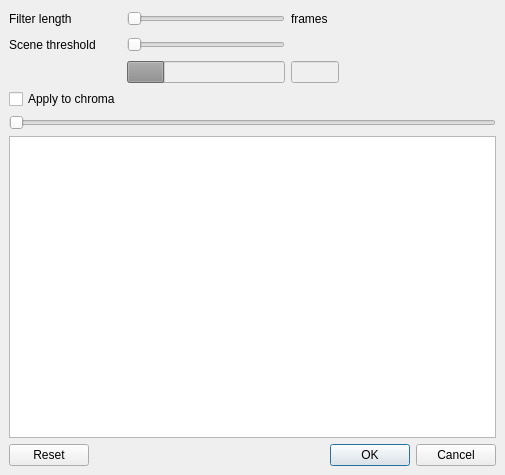
Above: avidemux_plugins/ADM_videoFilters6/lumaStab/qt4/lumaStab.ui from mean00/avidemux2 before the change. Below: the same form after it.
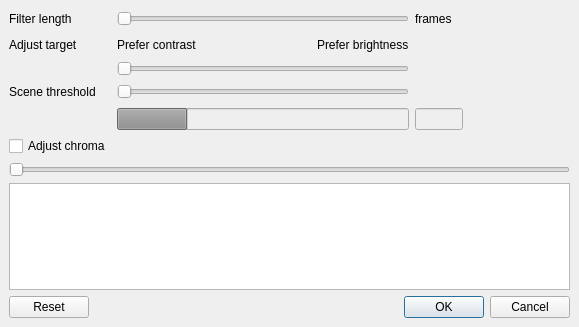
That is the form after the change. Custom widgets are drawn as their Qt base class.

Commit message: [lumaStab] Increased max filter length, select what adjust more: brightness or contrast

What changed in the file:
```diff
--- a/avidemux_plugins/ADM_videoFilters6/lumaStab/qt4/lumaStab.ui
+++ b/avidemux_plugins/ADM_videoFilters6/lumaStab/qt4/lumaStab.ui
@@ -6,8 +6,8 @@
    <rect>
     <x>0</x>
     <y>0</y>
-    <width>505</width>
-    <height>475</height>
+    <width>579</width>
+    <height>327</height>
    </rect>
   </property>
   <property name="windowTitle">
@@ -43,6 +43,35 @@
      <property name="bottomMargin">
       <number>0</number>
      </property>
+     <item row="1" column="1" colspan="3">
+      <widget class="ADM_SliderIndicator" name="horizontalSliderFilterLength">
+       <property name="minimum">
+        <number>2</number>
+       </property>
+       <property name="maximum">
+        <number>256</number>
+       </property>
+       <property name="pageStep">
+        <number>20</number>
+       </property>
+       <property name="orientation">
+        <enum>Qt::Horizontal</enum>
+       </property>
+      </widget>
+     </item>
+     <item row="5" column="1" colspan="3">
+      <widget class="ADM_SliderIndicator" name="horizontalSliderSceneThreshold">
+       <property name="maximum">
+        <number>100</number>
+       </property>
+       <property name="pageStep">
+        <number>10</number>
+       </property>
+       <property name="orientation">
+        <enum>Qt::Horizontal</enum>
+       </property>
+      </widget>
+     </item>
      <item row="1" column="0">
       <widget class="QLabel" name="labelFilterLength">
        <property name="text">
@@ -50,43 +79,14 @@
        </property>
       </widget>
      </item>
-     <item row="2" column="0">
+     <item row="5" column="0">
       <widget class="QLabel" name="labelChromaShiftAngle">
        <property name="text">
         <string>Scene threshold</string>
        </property>
       </widget>
      </item>
-     <item row="1" column="1">
-      <widget class="ADM_SliderIndicator" name="horizontalSliderFilterLength">
-       <property name="minimum">
-        <number>2</number>
-       </property>
-       <property name="maximum">
-        <number>32</number>
-       </property>
-       <property name="pageStep">
-        <number>10</number>
-       </property>
-       <property name="orientation">
-        <enum>Qt::Horizontal</enum>
-       </property>
-      </widget>
-     </item>
-     <item row="2" column="1">
-      <widget class="ADM_SliderIndicator" name="horizontalSliderSceneThreshold">
-       <property name="maximum">
-        <number>100</number>
-       </property>
-       <property name="pageStep">
-        <number>10</number>
-       </property>
-       <property name="orientation">
-        <enum>Qt::Horizontal</enum>
-       </property>
-      </widget>
-     </item>
-     <item row="1" column="3">
+     <item row="1" column="5">
       <spacer name="horizontalSpacer">
        <property name="orientation">
         <enum>Qt::Horizontal</enum>
@@ -99,7 +99,7 @@
        </property>
       </spacer>
      </item>
-     <item row="2" column="3">
+     <item row="5" column="5">
       <spacer name="horizontalSpacer_2">
        <property name="orientation">
         <enum>Qt::Horizontal</enum>
@@ -112,14 +112,14 @@
        </property>
       </spacer>
      </item>
-     <item row="1" column="2">
+     <item row="1" column="4">
       <widget class="QLabel" name="labelFrames">
        <property name="text">
         <string>frames</string>
        </property>
       </widget>
      </item>
-     <item row="3" column="2">
+     <item row="6" column="4">
       <widget class="QLineEdit" name="lineEditNewScene">
        <property name="enabled">
         <bool>false</bool>
@@ -138,7 +138,37 @@
        </property>
       </widget>
      </item>
-     <item row="3" column="1">
+     <item row="7" column="0">
+      <widget class="QCheckBox" name="checkBoxChroma">
+       <property name="text">
+        <string>Adjust chroma</string>
+       </property>
+      </widget>
+     </item>
+     <item row="3" column="1" colspan="3">
+      <widget class="ADM_SliderIndicator" name="horizontalSliderCBRatio">
+       <property name="maximum">
+        <number>100</number>
+       </property>
+       <property name="orientation">
+        <enum>Qt::Horizontal</enum>
+       </property>
+      </widget>
+     </item>
+     <item row="2" column="5">
+      <spacer name="horizontalSpacer_5">
+       <property name="orientation">
+        <enum>Qt::Horizontal</enum>
+       </property>
+       <property name="sizeHint" stdset="0">
+        <size>
+         <width>40</width>
+         <height>20</height>
+        </size>
+       </property>
+      </spacer>
+     </item>
+     <item row="6" column="1" colspan="3">
       <widget class="QProgressBar" name="progressBarScene">
        <property name="enabled">
         <bool>false</bool>
@@ -151,10 +181,37 @@
        </property>
       </widget>
      </item>
-     <item row="4" column="0">
-      <widget class="QCheckBox" name="checkBoxChroma">
+     <item row="2" column="0">
+      <widget class="QLabel" name="labelAdjust">
        <property name="text">
-        <string>Apply to chroma</string>
+        <string>Adjust target</string>
+       </property>
+      </widget>
+     </item>
+     <item row="2" column="1">
+      <widget class="QLabel" name="labelPreferContrast">
+       <property name="text">
+        <string>Prefer contrast</string>
+       </property>
+      </widget>
+     </item>
+     <item row="2" column="2">
+      <spacer name="horizontalSpacer_4">
+       <property name="orientation">
+        <enum>Qt::Horizontal</enum>
+       </property>
+       <property name="sizeHint" stdset="0">
+        <size>
+         <width>40</width>
+         <height>20</height>
+        </size>
+       </property>
+      </spacer>
+     </item>
+     <item row="2" column="3">
+      <widget class="QLabel" name="labelPreferBrightness">
+       <property name="text">
+        <string>Prefer brightness</string>
        </property>
       </widget>
      </item>
```
The commit also changes 9 other files.
